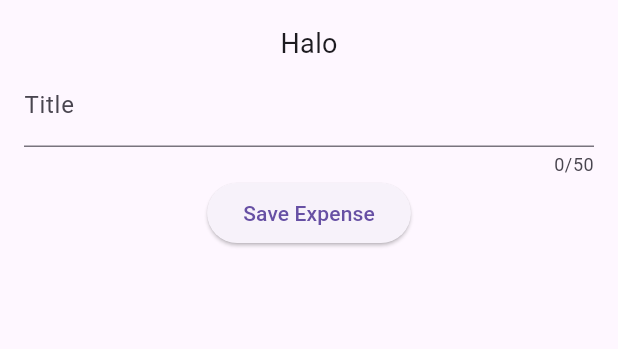
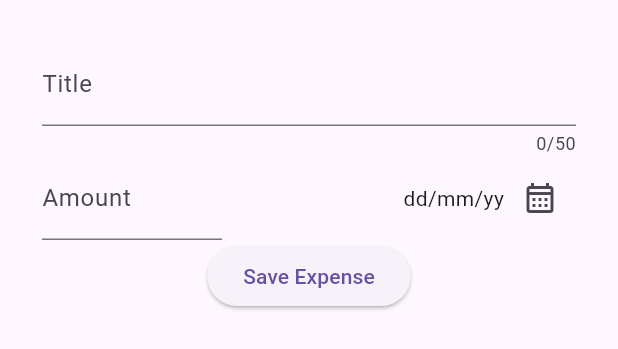
Before and after one commit to mayunngrh/expense-tracker-app, a Flutter app: the AddNewExpense widget shown alone on an empty page, opened directly, after a tap on "Save Expense", on a phone screen of 412 x 824 dp. Shown: the top 349 px of the screen. Run offline on Flutter 3.47's test engine with Material 3 defaults, Android fonts, the phone set to English and light mode, and no system bars.

Commit message:
adding ammount text field, date picker and show date logic

```diff
--- a/lib/widgets/add_new_expense.dart
+++ b/lib/widgets/add_new_expense.dart
@@ -1,44 +1,88 @@
+import 'package:expense_tracker_app/models/expense.dart';
 import 'package:flutter/cupertino.dart';
 import 'package:flutter/material.dart';
+import 'package:flutter/services.dart';
+
 
 class AddNewExpense extends StatefulWidget {
   const AddNewExpense({super.key});
+  @override
+  State<AddNewExpense> createState() => _AddNewExpenseState();
+}
+
+class _AddNewExpenseState extends State<AddNewExpense> {
+  final _titleController = TextEditingController();
+  final _amountController = TextEditingController();
+  DateTime? _selectedDate;
+
+  void _openDatePicker() async {
+    final now = DateTime.now();
+    final firstDate = DateTime(now.year - 1, now.month, now.day);
+
+    final pickedDate = await showDatePicker(
+      context: context,
+      initialDate: now,       // Default selected date is today
+      firstDate: firstDate,   // Earliest selectable date (1 year ago)
+      lastDate: now,          // Latest selectable date (today)
+    );
+
+    if (pickedDate != null) {
+      setState(() {
+        _selectedDate = pickedDate; // Store the selected date
+      });
+
+    }
+  }
+
 
   @override
-  State<AddNewExpense> createState() => _AddNewExpenseState();
-
-}
-
-class _AddNewExpenseState extends State<AddNewExpense>{
-  final _controller = TextEditingController();
-  var _enteredTitle = '';
-
-  void _saveTitleInput(String inputValue){
-    _enteredTitle = inputValue;
+  void dispose() {
+    _titleController.dispose();
+    super.dispose();
   }
 
   @override
   Widget build(BuildContext context) {
     return Container(
       width: double.infinity,
-      padding: const EdgeInsets.all(16),
+      padding: const EdgeInsets.all(28),
       child: Column(
         children: [
-          Text(
-            "Halo",
-            style: TextStyle(fontSize: 18),
+          TextField(
+            controller: _titleController,
+            maxLength: 50,
+            decoration: InputDecoration(label: Text('Title')),
           ),
-          TextField(
-            controller: _controller,
-            onChanged: _saveTitleInput,
-            maxLength: 50,
-            decoration: InputDecoration(
-              label: Text('Title')
-            ),
+          Row(
+            mainAxisAlignment: MainAxisAlignment.spaceBetween,
+            children: [
+              Container(
+                width: 120,
+                child: TextField(
+                  controller: _amountController,
+                  keyboardType: TextInputType.number,
+                  inputFormatters: [FilteringTextInputFormatter.digitsOnly],
+                  decoration: InputDecoration(
+                      prefix: Text("IDR "), label: Text('Amount'),),
+                ),
+              ),
+              Row(
+                crossAxisAlignment: CrossAxisAlignment.center,
+                children: [
+                  Text(_selectedDate == null ? "dd/mm/yy" : formatter.format(_selectedDate!)),
+                  IconButton(
+                      onPressed: _openDatePicker,
+                      icon: Icon(Icons.calendar_month_outlined))
+                ],
+              )
+            ],
           ),
-          ElevatedButton(onPressed: (){
-            print(_controller.text);
-          }, child: Text("Save Expense"))
+          ElevatedButton(
+              onPressed: () {
+                print("Title: ${_titleController.text}");
+                print("Selected Date: $_selectedDate"); // Debugging
+              },
+              child: Text("Save Expense"))
         ],
       ),
     );
```
